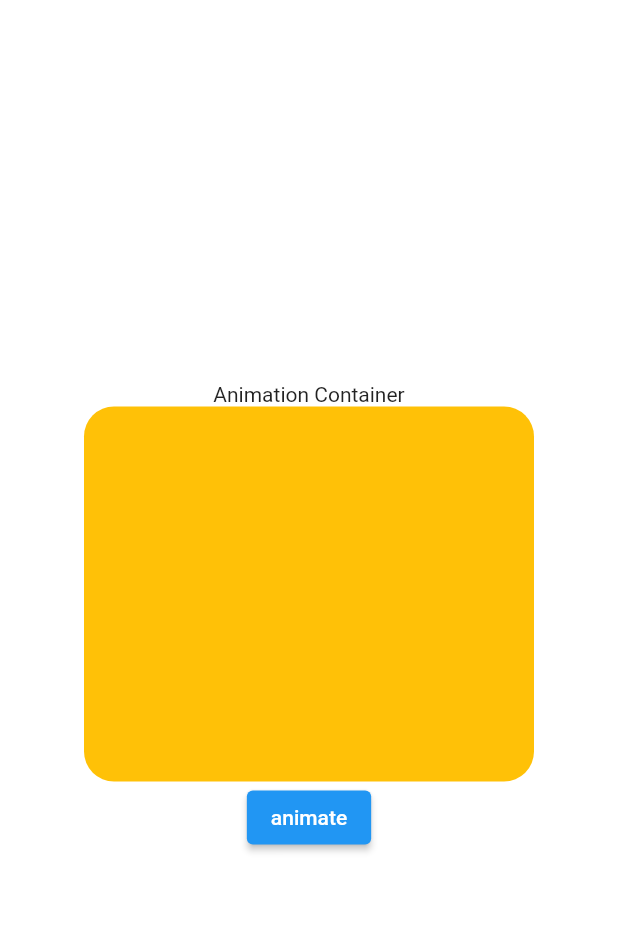
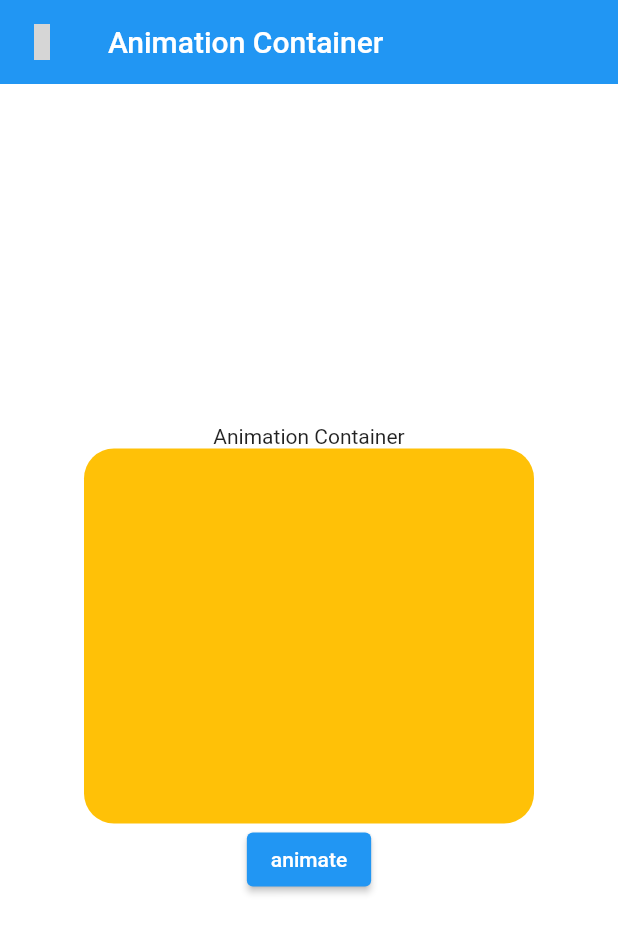
Before and after one commit to alirezat66/flutter_animations, a Flutter app: the AnimationContainerScreen screen opened by its route, on a phone screen of 412 x 824 dp. Shown: the top 933 px of the screen. Run offline on Flutter 3.47's test engine with Material 2 defaults, Android fonts, the phone set to English and light mode, and no system bars; our stand-ins replace iconly; grey boxes are pictures that could not be loaded.

Commit message:
create appbar for screen

```diff
--- a/lib/screen/animation_container_screen.dart
+++ b/lib/screen/animation_container_screen.dart
@@ -1,4 +1,5 @@
 import 'package:flutter/material.dart';
+import 'package:iconly/iconly.dart';
 
 class AnimationContainerScreen extends StatefulWidget {
   const AnimationContainerScreen({Key? key}) : super(key: key);
@@ -17,6 +18,15 @@ class _AnimationContainerScreenState extends State<AnimationContainerScreen> {
   Widget build(BuildContext context) {
     return Scaffold(
       backgroundColor: Colors.white,
+      appBar: AppBar(
+        elevation: 0,
+        title: Text('Animation Container'),
+        leading: IconButton(
+            onPressed: () {
+              Navigator.pop(context);
+            },
+            icon: Icon(IconlyLight.arrow_left)),
+      ),
       body: SafeArea(
         child: Center(
           child: Column(
--- a/pubspec.yaml
+++ b/pubspec.yaml
@@ -28,6 +28,7 @@ dependencies:
   # The following adds the Cupertino Icons font to your application.
   # Use with the CupertinoIcons class for iOS style icons.
   cupertino_icons: ^1.0.2
+  iconly: ^1.0.1
 
 dev_dependencies:
   flutter_test:
```
Also changed, not shown: lib/screen/animation_fade_screen.dart (added, +15 -0 lines), pubspec.lock.
